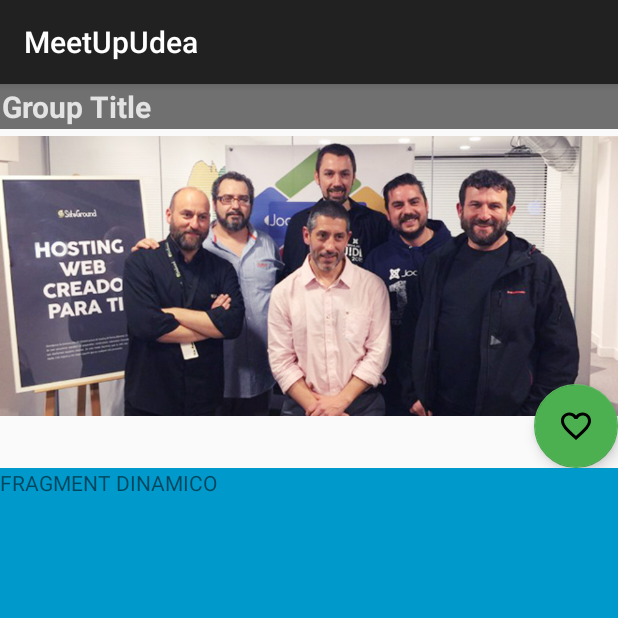
After one commit to gio96/MeetUpUdea, an Android app: the ShowGroupActivity screen opened directly, with no data from a screen before it, on a phone screen of 412 x 824 dp, the top half of it. The commit adds this screen. Run offline under Robolectric (Android 15) with nearby library versions, the phone set to English and light mode, and no system bars; our stand-ins replace Picasso; 3 statements that could not run were skipped.

Commit message:
ShowGroupsWithActivy-Fragments

```diff
--- a/app/build.gradle
+++ b/app/build.gradle
@@ -44,4 +44,5 @@ dependencies {
     })
     apply plugin: 'com.google.gms.google-services'
 
+    implementation 'com.android.support:design:27.1.1'
 }
--- a/app/src/main/AndroidManifest.xml
+++ b/app/src/main/AndroidManifest.xml
@@ -16,7 +16,8 @@
                 <category android:name="android.intent.category.LAUNCHER" />
             </intent-filter>
         </activity>
-        <activity android:name=".HomeActivity"></activity>
+        <activity android:name=".HomeActivity" />
+        <activity android:name=".ShowGroupActivity"></activity>
     </application>
 
 </manifest>
--- a/app/src/main/java/com/example/galonsogomez/meetupudea/HomeActivity.java
+++ b/app/src/main/java/com/example/galonsogomez/meetupudea/HomeActivity.java
@@ -1,16 +1,20 @@
 package com.example.galonsogomez.meetupudea;
 
+import android.content.ClipData;
 import android.content.Context;
 import android.content.Intent;
 import android.support.v7.app.AppCompatActivity;
 import android.os.Bundle;
+import android.support.v7.widget.CardView;
 import android.support.v7.widget.GridLayoutManager;
 import android.support.v7.widget.RecyclerView;
 import android.util.Log;
+import android.view.Gravity;
 import android.view.View;
 import android.widget.Button;
 import android.widget.ImageView;
 import android.widget.TextView;
+import android.widget.Toast;
 
 import com.firebase.ui.database.FirebaseRecyclerAdapter;
 import com.google.firebase.auth.FirebaseAuth;
@@ -20,6 +24,7 @@ import com.google.firebase.database.Query;
 import com.squareup.picasso.Picasso;
 
 import java.util.ArrayList;
+import java.util.HashMap;
 import java.util.List;
 
 public class HomeActivity extends AppCompatActivity {
@@ -32,8 +37,6 @@ public class HomeActivity extends AppCompatActivity {
     protected void onCreate(Bundle savedInstanceState) {
         super.onCreate(savedInstanceState);
         setContentView(R.layout.activity_home);
-
-
         //call the Database groups
 
         //just the first 10
@@ -50,7 +53,6 @@ public class HomeActivity extends AppCompatActivity {
     @Override
     protected void onStart() {
         super.onStart();
-
         //Create firebaseRecyclerAdapter with a viewHolder to show the info of the
         // Database
 
@@ -59,43 +61,68 @@ public class HomeActivity extends AppCompatActivity {
                 (Group.class,R.layout.item_group,GroupViewHolder.class,mreference) {
 
             @Override
-            public  void populateViewHolder(GroupViewHolder groupViewHolder,Group model ,int position){
+            public  void populateViewHolder(GroupViewHolder groupViewHolder, final Group model , int position){
 
                 // To assign the info from Database to cardView
+                //groupViewHolder.setIdGroup(model.getGroupUID());
                 groupViewHolder.setTitle(model.getTitle());
                 groupViewHolder.setPicture(model.getPicture(),getApplicationContext());
+                groupViewHolder.cardViewEvent1.setOnClickListener(new View.OnClickListener() {
+                    @Override
+                    public void onClick(View view) {
+                        //Toast.makeText(view.getContext(),model.getGroupUID(), Toast.LENGTH_SHORT).show();
+
+                        //mandar datos a la activity
+                        Bundle bundle = new Bundle();
+                        bundle.putString("UID",model.getGroupUID());
+                        bundle.putString("title",model.getTitle());
+                        bundle.putString("picture",model.getPicture());
+
+                        //Log.d("bulde", bundle.toString());
+                        //Log.d("idcard",model.getGroupUID());
+
+                        Intent intent = new Intent(HomeActivity.this,ShowGroupActivity.class);
+                        intent.putExtras(bundle);
+                        startActivity(intent);
+
+                    }
+                });
+
             }
         };
+
         myrv.setAdapter(firebaseRecyclerAdapter);
     }
 
 
-    public static class GroupViewHolder extends RecyclerView.ViewHolder{
+    public static class GroupViewHolder extends RecyclerView.ViewHolder {
+
 
         View mview;
+        TextView groupTitle;
+        ImageView groupPicture;
+        CardView cardViewEvent1 = (CardView) itemView.findViewById(R.id.cv_Group);
         public  GroupViewHolder(View itemView){
             super(itemView);
             mview = itemView;
         }
 
-
         public void setTitle(String title){
-            TextView groupTitle = (TextView) itemView.findViewById(R.id.text_Group);
+            groupTitle = (TextView) itemView.findViewById(R.id.text_Group);
             groupTitle.setText(title);
 
         }
 
         public void setPicture(String picture, Context c) {
-            ImageView groupPicture = (ImageView) itemView.findViewById(R.id.img_Group);
+            groupPicture = (ImageView) itemView.findViewById(R.id.img_Group);
             Picasso.with(c).load(picture)
                     .fit()
                     .centerCrop()
                     .into(groupPicture);
         }
-
     }
 
-    /* public void onClick(View v){
+    /*public void onClick(View v){
 
         switch (v.getId()){
             case R.id.btn_SignOut:
@@ -104,11 +131,11 @@ public class HomeActivity extends AppCompatActivity {
         }
     }*/
 
-    public void signOut(){
+   /* public void signOut(){
         FirebaseAuth firebaseAuth = FirebaseAuth.getInstance();
         FirebaseAuth.getInstance().signOut();
 
         Intent intent = new Intent(HomeActivity.this,LoginActivity.class);
         startActivity(intent);
-    }
+    }*/
 }
--- /dev/null
+++ b/app/src/main/java/com/example/galonsogomez/meetupudea/ShowGroupActivity.java
@@ -0,0 +1,30 @@
+package com.example.galonsogomez.meetupudea;
+
+import android.app.Fragment;
+import android.app.FragmentManager;
+import android.app.FragmentTransaction;
+import android.support.v7.app.AppCompatActivity;
+import android.os.Bundle;
+
+public class ShowGroupActivity extends AppCompatActivity {
+
+
+    @Override
+    protected void onCreate(Bundle savedInstanceState) {
+        super.onCreate(savedInstanceState);
+        setContentView(R.layout.activity_show_group);
+
+        //datos enviados desde home
+        Bundle b = getIntent().getExtras();
+
+        /*String id = b.getString("UID");
+        String title = b.getString("title");
+        String picture = b.getString("picture");
+        Log.d("Valores", "bundle: " + id + title + picture);*/
+
+        ShowGroupFragment showGroupFragment = new ShowGroupFragment();
+        //Se le envian los datos al fragment
+        showGroupFragment.setArguments(b);
+    }
+
+}
--- /dev/null
+++ b/app/src/main/java/com/example/galonsogomez/meetupudea/ShowGroupFragment.java
@@ -0,0 +1,62 @@
+package com.example.galonsogomez.meetupudea;
+
+
+import android.content.Context;
+import android.os.Bundle;
+import android.support.v4.app.Fragment;
+import android.util.Log;
+import android.view.LayoutInflater;
+import android.view.View;
+import android.view.ViewGroup;
+import android.widget.ImageView;
+import android.widget.TextView;
+
+import com.squareup.picasso.Picasso;
+
+
+/**
+ * A simple {@link Fragment} subclass.
+ */
+public class ShowGroupFragment extends Fragment {
+
+    TextView textView;
+    ImageView groupPicture;
+    public ShowGroupFragment() {
+        // Required empty public constructor
+    }
+
+
+    @Override
+    public View onCreateView(LayoutInflater inflater, ViewGroup container,
+                             Bundle savedInstanceState) {
+        // Inflate the layout for this fragment
+
+        /*String data = getArguments().getString("title");
+        Log.d("frag", data);*/
+
+        //Obtener datos de la activity
+        Bundle b = getActivity().getIntent().getExtras();
+        Log.d("fragil", b.getString("title"));
+        //changeData(b.getString("title"));
+
+       View view = inflater.inflate(R.layout.fragment_show_group, container, false);
+       setTitle(b.getString("title"),view);
+       setPicture(b.getString("picture"),getActivity().getApplicationContext(),view);
+       return view;
+    }
+
+    public void setTitle(String title, View view)
+    {
+        textView =(TextView) view.findViewById(R.id.text_Group_Fragment);
+        textView.setText(title);
+    }
+
+   public void setPicture(String picture, Context c, View view) {
+        groupPicture = (ImageView) view.findViewById(R.id.img_Group_Fragment);
+        Picasso.with(c).load(picture)
+                .fit()
+                .centerCrop()
+                .into(groupPicture);
+    }
+
+}
--- a/app/src/main/java/com/example/galonsogomez/meetupudea/ShowGroup.java
+++ b/app/src/main/java/com/example/galonsogomez/meetupudea/ShowGroupInforFragment.java
@@ -11,10 +11,10 @@ import android.view.ViewGroup;
 /**
  * A simple {@link Fragment} subclass.
  */
-public class ShowGroup extends Fragment {
+public class ShowGroupInforFragment extends Fragment {
 
 
-    public ShowGroup() {
+    public ShowGroupInforFragment() {
         // Required empty public constructor
     }
 
@@ -23,7 +23,7 @@ public class ShowGroup extends Fragment {
     public View onCreateView(LayoutInflater inflater, ViewGroup container,
                              Bundle savedInstanceState) {
         // Inflate the layout for this fragment
-        View view = inflater.inflate(R.layout.fragment_show_group, container, false);
+        View view= inflater.inflate(R.layout.fragment_show_group_infor, container, false);
         return view;
     }
 
--- a/app/src/main/java/com/example/galonsogomez/meetupudea/User.java
+++ b/app/src/main/java/com/example/galonsogomez/meetupudea/User.java
@@ -15,4 +15,7 @@ public class User {
     public void setUserUID(String userUID) {
         this.userUID = userUID;
     }
+
+    public User() {
+    }
 }
--- /dev/null
+++ b/app/src/main/res/drawable/heart_outline.xml
@@ -0,0 +1,8 @@
+<!-- drawable/heart_outline.xml -->
+<vector xmlns:android="http://schemas.android.com/apk/res/android"
+    android:height="24dp"
+    android:width="24dp"
+    android:viewportWidth="24"
+    android:viewportHeight="24">
+    <path android:fillColor="#000" android:pathData="M12.1,18.55L12,18.65L11.89,18.55C7.14,14.24 4,11.39 4,8.5C4,6.5 5.5,5 7.5,5C9.04,5 10.54,6 11.07,7.36H12.93C13.46,6 14.96,5 16.5,5C18.5,5 20,6.5 20,8.5C20,11.39 16.86,14.24 12.1,18.55M16.5,3C14.76,3 13.09,3.81 12,5.08C10.91,3.81 9.24,3 7.5,3C4.42,3 2,5.41 2,8.5C2,12.27 5.4,15.36 10.55,20.03L12,21.35L13.45,20.03C18.6,15.36 22,12.27 22,8.5C22,5.41 19.58,3 16.5,3Z" />
+</vector>
--- /dev/null
+++ b/app/src/main/res/layout/activity_show_group.xml
@@ -0,0 +1,44 @@
+<?xml version="1.0" encoding="utf-8"?>
+<LinearLayout xmlns:android="http://schemas.android.com/apk/res/android"
+    xmlns:app="http://schemas.android.com/apk/res-auto"
+    xmlns:tools="http://schemas.android.com/tools"
+    android:layout_width="match_parent"
+    android:layout_height="match_parent"
+    android:orientation="vertical"
+    tools:context=".ShowGroupActivity">
+
+    <!--<LinearLayout
+        android:layout_width="match_parent"
+        android:layout_height="match_parent"
+        android:orientation="vertical">-->
+
+        <!--<fragment
+            android:id="@+id/fragStatic"
+            android:name="com.example.galonsogomez.meetupudea.PruebaFragment"
+            android:layout_weight="1"
+            android:layout_width="0dp"
+            android:layout_height="match_parent"
+            tools:layout="@layout/fragment_prueba"
+            />-->
+
+       <fragment
+            android:id="@+id/fragStatic"
+            android:name="com.example.galonsogomez.meetupudea.ShowGroupFragment"
+            android:layout_weight="1"
+            android:layout_width="match_parent"
+            android:layout_height="0dp"
+
+            tools:layout="@layout/fragment_show_group"
+            />
+
+    <fragment
+            android:id="@+id/fragDinamic"
+            android:name="com.example.galonsogomez.meetupudea.ShowGroupInforFragment"
+            android:layout_weight="2"
+            android:layout_width="match_parent"
+            android:layout_height="0dp"
+            tools:layout="@layout/fragment_show_group_infor"/>
+
+   <!-- </LinearLayout>-->
+
+</LinearLayout>
--- a/app/src/main/res/layout/fragment_show_group.xml
+++ b/app/src/main/res/layout/fragment_show_group.xml
@@ -1,14 +1,37 @@
 <?xml version="1.0" encoding="utf-8"?>
 <FrameLayout xmlns:android="http://schemas.android.com/apk/res/android"
+    xmlns:app="http://schemas.android.com/apk/res-auto"
     xmlns:tools="http://schemas.android.com/tools"
     android:layout_width="match_parent"
     android:layout_height="match_parent"
-    tools:context=".ShowGroup">
+    tools:context=".ShowGroupFragment">
 
     <!-- TODO: Update blank fragment layout -->
-    <TextView
+
+    <android.support.v7.widget.AppCompatImageView
+        android:id="@+id/img_Group_Fragment"
         android:layout_width="match_parent"
         android:layout_height="match_parent"
-        android:text="@string/hello_blank_fragment" />
+        android:src="@drawable/prueba3"/>
+
+    <android.support.v7.widget.AppCompatTextView
+        android:id="@+id/text_Group_Fragment"
+        android:layout_width="match_parent"
+        android:layout_height="wrap_content"
+        android:layout_gravity="top"
+        android:background="#8c000000"
+        android:padding="1dp"
+        android:text="Group Title"
+        android:textColor="#ffe3e3e3"
+        android:textSize="20sp"
+        android:textStyle="bold" />
+
+    <android.support.design.widget.FloatingActionButton
+        android:id="@+id/floatingActionButton"
+        android:layout_width="wrap_content"
+        android:layout_height="wrap_content"
+        android:layout_gravity="bottom|right"
+        android:clickable="true"
+        android:src="@drawable/heart_outline" />
 
 </FrameLayout>
--- /dev/null
+++ b/app/src/main/res/layout/fragment_show_group_infor.xml
@@ -0,0 +1,15 @@
+<?xml version="1.0" encoding="utf-8"?>
+<FrameLayout xmlns:android="http://schemas.android.com/apk/res/android"
+    xmlns:tools="http://schemas.android.com/tools"
+    android:layout_width="match_parent"
+    android:layout_height="match_parent"
+    android:background="@android:color/holo_blue_dark"
+    tools:context=".ShowGroupInforFragment">
+
+    <!-- TODO: Update blank fragment layout -->
+    <TextView
+        android:layout_width="match_parent"
+        android:layout_height="match_parent"
+        android:text="FRAGMENT DINAMICO" />
+
+</FrameLayout>
```
Also changed, not shown: app/src/main/res/drawable/prueba4.jpg (deleted), app/src/main/res/drawable/prueba5.jpg (deleted), app/src/main/res/drawable/prueba6.png (deleted), 1 other file.
